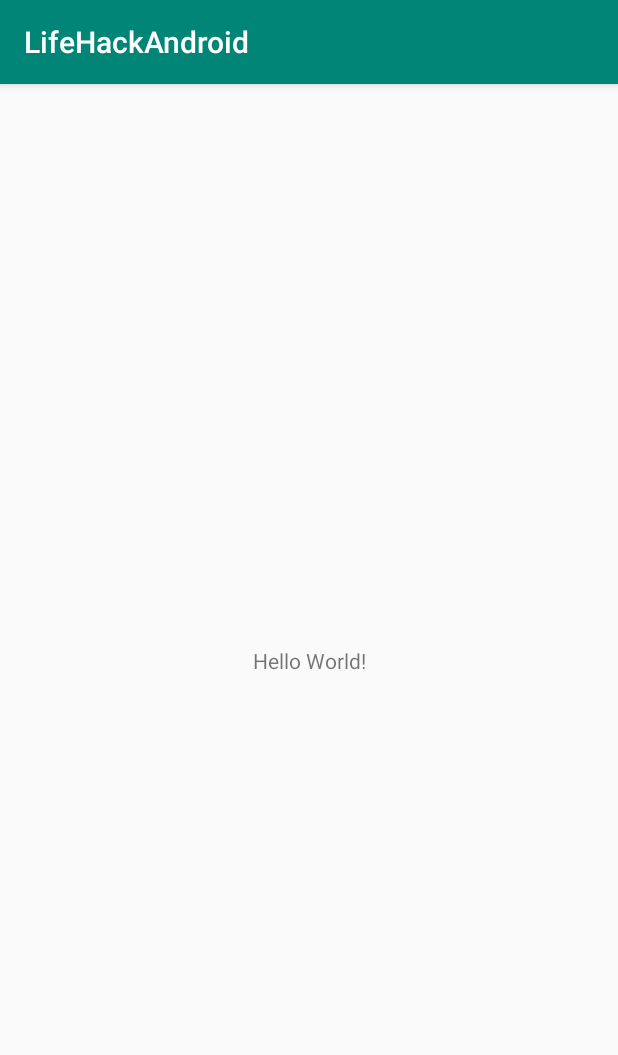
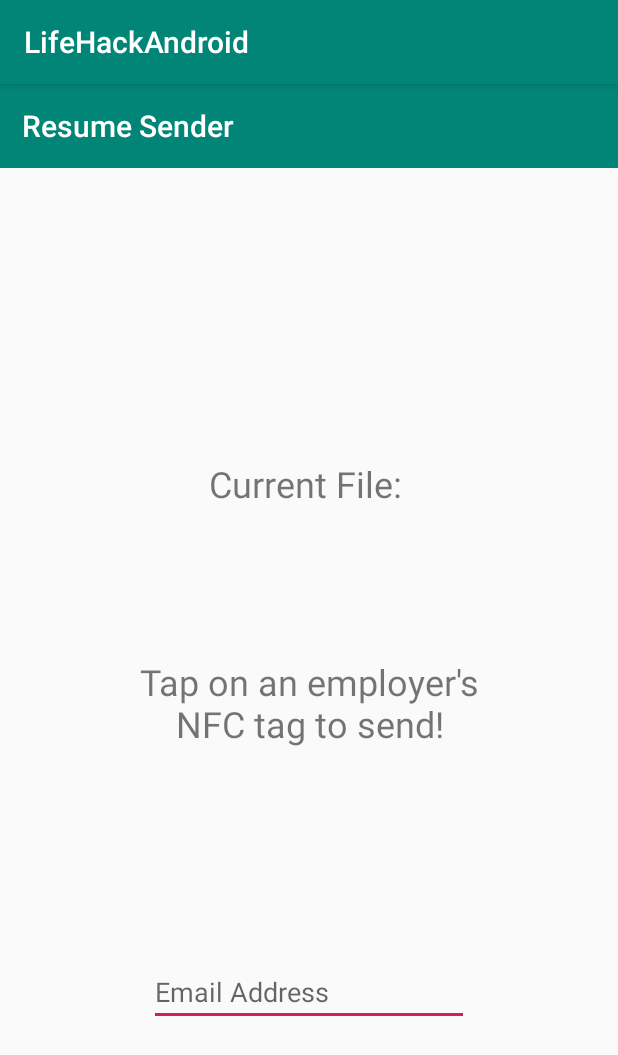
Before and after one commit to LifeHacksProject/LifeHackAndroid, an Android app: the screen it shows after launch (MainActivity), on a phone screen of 412 x 824 dp. Shown: the top 1055 px of the screen. Run offline under Robolectric (Android 15) with nearby library versions, the phone set to English and light mode, and no system bars.

Commit message:
Add basic main screen and edit build settings

```diff
--- a/app/build.gradle
+++ b/app/build.gradle
@@ -5,7 +5,7 @@ android {
     buildToolsVersion "29.0.2"
     defaultConfig {
         applicationId "ca.sfu.lifehackandroid"
-        minSdkVersion 24
+        minSdkVersion 23
         targetSdkVersion 29
         versionCode 1
         versionName "1.0"
--- a/app/src/main/res/layout/activity_main.xml
+++ b/app/src/main/res/layout/activity_main.xml
@@ -7,12 +7,53 @@
     tools:context=".MainActivity">
 
     <TextView
+        android:id="@+id/helpText"
         android:layout_width="wrap_content"
         android:layout_height="wrap_content"
-        android:text="Hello World!"
+        android:text="Tap on an employer's\nNFC tag to send!"
+        android:textAlignment="center"
+        android:textSize="24sp"
         app:layout_constraintBottom_toBottomOf="parent"
         app:layout_constraintLeft_toLeftOf="parent"
         app:layout_constraintRight_toRightOf="parent"
-        app:layout_constraintTop_toTopOf="parent" />
+        app:layout_constraintTop_toBottomOf="@+id/toolbar" />
+
+    <TextView
+        android:id="@+id/fileText"
+        android:layout_width="wrap_content"
+        android:layout_height="wrap_content"
+        android:layout_marginBottom="99dp"
+        android:text="Current File: "
+        android:textAlignment="center"
+        android:textSize="24sp"
+        app:layout_constraintBottom_toTopOf="@+id/helpText"
+        app:layout_constraintLeft_toLeftOf="parent"
+        app:layout_constraintRight_toRightOf="parent"
+        app:layout_constraintTop_toBottomOf="@+id/toolbar"
+        app:layout_constraintVertical_bias="1.0" />
+
+    <androidx.appcompat.widget.Toolbar
+        android:id="@+id/toolbar"
+        android:layout_width="416dp"
+        android:layout_height="wrap_content"
+        android:background="?attr/colorPrimary"
+        android:minHeight="?attr/actionBarSize"
+        android:theme="?attr/actionBarTheme"
+        app:layout_constraintEnd_toEndOf="parent"
+        app:layout_constraintStart_toStartOf="parent"
+        app:layout_constraintTop_toTopOf="parent"
+        app:title="Resume Sender" />
+
+    <EditText
+        android:id="@+id/editEmail"
+        android:layout_width="wrap_content"
+        android:layout_height="wrap_content"
+        android:ems="10"
+        android:hint="Email Address"
+        android:inputType="textEmailAddress"
+        app:layout_constraintBottom_toBottomOf="parent"
+        app:layout_constraintEnd_toEndOf="parent"
+        app:layout_constraintStart_toStartOf="parent"
+        app:layout_constraintTop_toBottomOf="@+id/helpText" />
 
 </androidx.constraintlayout.widget.ConstraintLayout>
```
Also changed, not shown: 2 other files.
